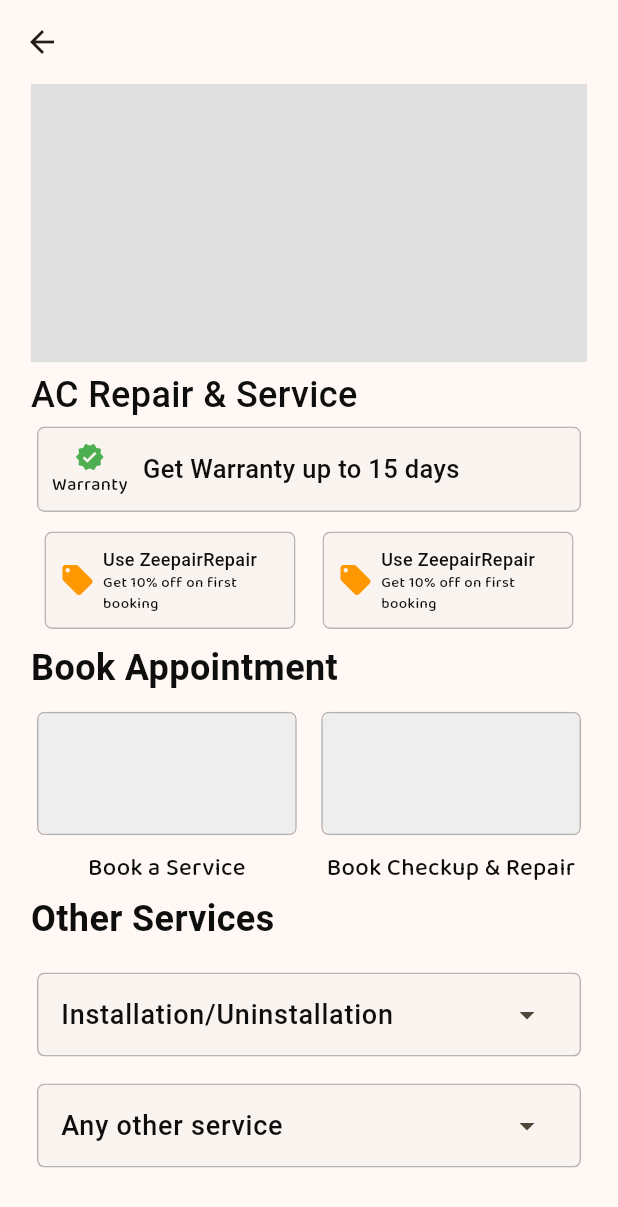
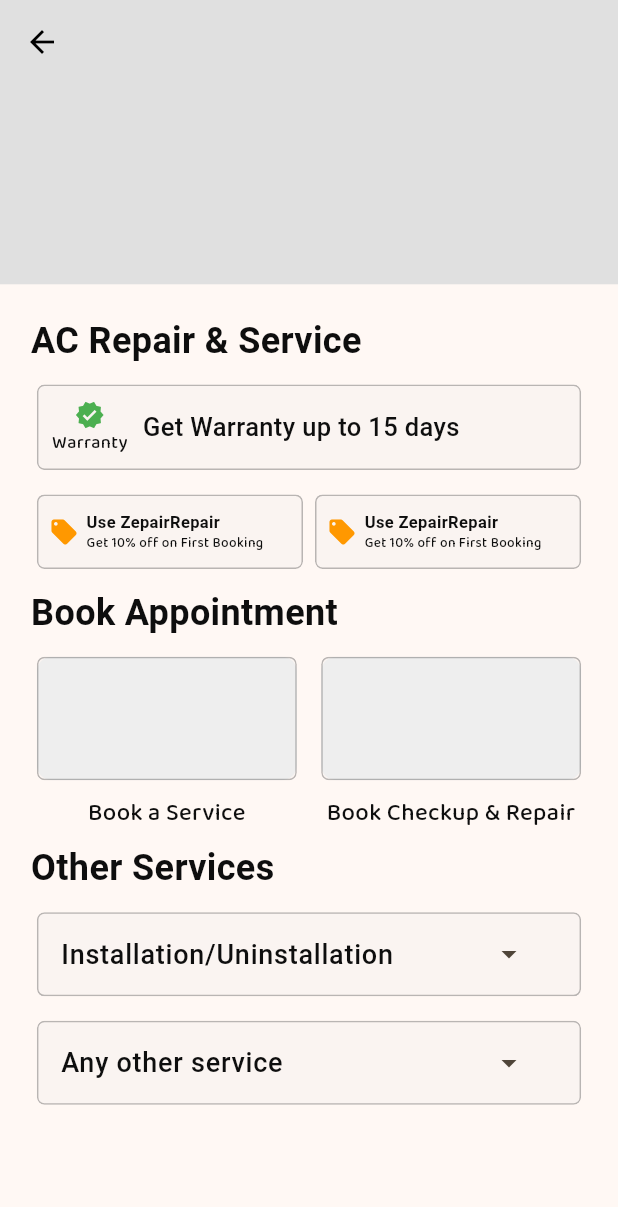
Before and after one commit to YesShubham01/zepair, a Flutter app: the ACServicePage screen opened directly, on a phone screen of 412 x 824 dp. Shown: the top 1207 px of the screen. Run offline on Flutter 3.47's test engine with Material 3 defaults, Android fonts, the phone set to English and light mode, and no system bars; our stand-ins replace cloud_firestore, convex_bottom_bar, firebase_core, gap, lottie, pinput; missing offline and left inert: disclosure; accounts and stored records are empty; Roboto replaces fonts that are missing (SF-Pro).

Commit message:
AC service page

```diff
--- a/lib/main.dart
+++ b/lib/main.dart
@@ -3,6 +3,7 @@ import 'package:flutter/material.dart';
 
 import 'package:firebase_core/firebase_core.dart';
 import 'package:zepair/firebase_options.dart';
+import 'package:zepair/modules/AC%20repair/ac_repair.dart';
 import 'package:zepair/modules/Booking%20Page/bookings_page.dart';
 import 'package:zepair/modules/Home%20Pages/home_page.dart';
 import 'package:zepair/modules/Profile%20Page/profile_page.dart';
@@ -39,7 +40,7 @@ class ZepairApp extends StatelessWidget {
       // call here the page you are working on.
 
 
-      home:  SplashPage(),
+      home:  ACServicePage(),
     );
   }
 }
--- a/lib/modules/AC repair/ac_repair.dart
+++ b/lib/modules/AC repair/ac_repair.dart
@@ -1,12 +1,13 @@
+
+
 import 'package:flutter/material.dart';
-import 'package:zepair/utils/custom%20widgets/custom_appbar.dart';
-import '../../utils/custom widgets/custom_outline_card_widget.dart';
-import '../../utils/custom widgets/custom_text.dart';
-import 'support widget/appointement.dart';
-import 'support widget/coupon.dart';
-import 'support widget/other section.dart';
-import 'support widget/top section.dart';
-import 'support widget/warranty.dart';
+import 'package:zepair/modules/AC%20repair/support%20widget/appointement.dart';
+import 'package:zepair/modules/AC%20repair/support%20widget/coupon.dart';
+import 'package:zepair/modules/AC%20repair/support%20widget/other%20section.dart';
+import 'package:zepair/modules/AC%20repair/support%20widget/top%20section.dart';
+import 'package:zepair/modules/AC%20repair/support%20widget/warranty.dart';
+import 'package:zepair/utils/custom%20widgets/custom_text.dart';
+
 
 class ACServicePage extends StatelessWidget {
   const ACServicePage({super.key});
@@ -17,31 +18,64 @@ class ACServicePage extends StatelessWidget {
     double w = MediaQuery.of(context).size.width;
 
     return Scaffold(
-      appBar: AppBar(
-        title: const Text(''),
-        leading: const Icon(Icons.arrow_back),
-      ),
-      body: SingleChildScrollView(
+      body: Stack(
+        children: [
+          Column(
+            children: [
+              // Top Image
+              TopImagePlaceholder(height: h * 0.230, width: w),
+              SizedBox(height: h * 0.006),
+
+              // Rest of the page
+              Expanded(
+                child: SingleChildScrollView(
                   child: Padding(
                     padding: EdgeInsets.symmetric(horizontal: w * 0.05),
                     child: Column(
                       crossAxisAlignment: CrossAxisAlignment.start,
                       children: [
-              TopImagePlaceholder(height: h * 0.225, width: w * 0.93),
-              SizedBox(height: h * 0.006),
-              CustomText(text: "AC Repair & Service",size: 24,fontFamily: FontType.sfPro,),
-
+                        SizedBox(height: h * 0.019),
+                        CustomText(
+                          text: "AC Repair & Service",
+                          size: 24,
+                          fontFamily: FontType.sfPro,
+                          weight: FontWeight.bold,
+                        ),
+                        SizedBox(height: h * 0.010),
                         const WarrantySection(),
-              SizedBox(height: h * 0.006),
+                        SizedBox(height: h * 0.010),
                         const CouponSection(),
-              SizedBox(height: h * 0.006),
+                        SizedBox(height: h * 0.010),
                         const AppointmentSection(),
-              SizedBox(height: h * 0.006),
+                        SizedBox(height: h * 0.010),
                         const OtherServicesSection(),
                       ],
                     ),
                   ),
                 ),
+              ),
+            ],
+          ),
+
+          // Transparent AppBar on Top
+          Positioned(
+            top: 0,
+            left: 0,
+            right: 0,
+            child: AppBar(
+              backgroundColor: Colors.transparent,
+              elevation: 0,
+              title: const Text(''),
+              leading: IconButton(
+                icon: const Icon(Icons.arrow_back, color: Colors.black),
+                onPressed: () {
+                  Navigator.pop(context);
+                },
+              ),
+            ),
+          ),
+        ],
+      ),
     );
   }
 }
--- a/lib/modules/AC repair/support widget/coupon.dart
+++ b/lib/modules/AC repair/support widget/coupon.dart
@@ -1,5 +1,4 @@
 import 'package:flutter/material.dart';
-
 import '../../../utils/custom widgets/custom_outline_card_widget.dart';
 import '../../../utils/custom widgets/custom_text.dart';
 
@@ -8,23 +7,27 @@ class CouponSection extends StatelessWidget {
 
   @override
   Widget build(BuildContext context) {
+    double h = MediaQuery.of(context).size.height;
+    double w = MediaQuery.of(context).size.width;
     return Row(
-      children: List.generate(2, (index) => Expanded(
-        child: Padding(
-          padding: const EdgeInsets.symmetric(horizontal: 5.0),
+      mainAxisAlignment: MainAxisAlignment.spaceEvenly,
+      children: List.generate(2, (index) => SizedBox(
+        width: w*0.45, // Adjusted width to match the image size
+        height: h*0.07, // Adjusted height for compact design
         child: CustomCardWidget(
           child: Padding(
-              padding: const EdgeInsets.all(10.0),
+            padding: const EdgeInsets.symmetric(horizontal: 8, vertical: 5),
             child: Row(
               children: [
-                  const Icon(Icons.local_offer, color: Colors.orange, size: 24),
+                const Icon(Icons.local_offer, color: Colors.orange, size: 20), // Smaller icon
                 const SizedBox(width: 5),
                 Expanded(
                   child: Column(
                     crossAxisAlignment: CrossAxisAlignment.start,
+                    mainAxisAlignment: MainAxisAlignment.center, // Center text vertically
                     children: const [
-                        CustomText(text: "Use ZeepairRepair", size: 12, fontFamily: FontType.sfPro),
-                        CustomText(text: "Get 10% off on first booking", size: 10, fontFamily: FontType.balooBhai2),
+                      CustomText(text: "Use ZepairRepair", size: 11, fontFamily: FontType.sfPro, weight: FontWeight.bold),
+                      CustomText(text: "Get 10% off on First Booking", size: 9, fontFamily: FontType.balooBhai2),
                     ],
                   ),
                 ),
@@ -32,7 +35,6 @@ class CouponSection extends StatelessWidget {
             ),
           ),
         ),
-        ),
       )),
     );
   }
--- a/lib/modules/AC repair/support widget/other section.dart
+++ b/lib/modules/AC repair/support widget/other section.dart
@@ -4,11 +4,27 @@ import '../../../utils/custom widgets/custom_outline_card_widget.dart';
 import '../../../utils/custom widgets/custom_text.dart';
 
 
-class OtherServicesSection extends StatelessWidget {
+import 'package:flutter/material.dart';
+import '../../../utils/custom widgets/custom_outline_card_widget.dart';
+import '../../../utils/custom widgets/custom_text.dart';
+
+class OtherServicesSection extends StatefulWidget {
+
+
   const OtherServicesSection({super.key});
 
   @override
+  _OtherServicesSectionState createState() => _OtherServicesSectionState();
+}
+
+class _OtherServicesSectionState extends State<OtherServicesSection> {
+  bool _isExpanded1 = false; // State for Installation/Uninstallation
+  bool _isExpanded2 = false; // State for Any other service
+
+  @override
   Widget build(BuildContext context) {
+     double h = MediaQuery.of(context).size.height;
+    double w = MediaQuery.of(context).size.width;
     return Column(
       crossAxisAlignment: CrossAxisAlignment.start,
       children: [
@@ -18,18 +34,62 @@ class OtherServicesSection extends StatelessWidget {
           size: 24,
           weight: FontWeight.bold,
         ),
-        const SizedBox(height: 15),
+         SizedBox(height: h*0.01),
+
+        // Installation/Uninstallation Section
         CustomCardWidget(
-          child: ListTile(
-            title: const CustomText(text: "Installation/Uninstallation", fontFamily: FontType.sfPro, size: 18),
-            trailing: const Icon(Icons.arrow_drop_down),
+          child: Column(
+            children: [
+              ListTile(
+                title: const CustomText(
+                  text: "Installation/Uninstallation",
+                  fontFamily: FontType.sfPro,
+                  size: 18,
+                ),
+                trailing: IconButton(
+                  icon: Icon(_isExpanded1 ? Icons.arrow_drop_up : Icons.arrow_drop_down),
+                  onPressed: () {
+                    setState(() {
+                      _isExpanded1 = !_isExpanded1;
+                    });
+                  },
+                ),
+              ),
+              if (_isExpanded1)
+                Container(
+                  height: 90, // Empty block size
+                  color:Colors.grey, // Light background color
+                ),
+            ],
           ),
         ),
-        const SizedBox(height: 10),
+        SizedBox(height:h*0.01),
+
+        // Any Other Service Section
         CustomCardWidget(
-          child: ListTile(
-            title: const CustomText(text: "Any other service", fontFamily: FontType.sfPro, size: 18),
-            trailing: const Icon(Icons.arrow_drop_down),
+          child: Column(
+            children: [
+              ListTile(
+                title: const CustomText(
+                  text: "Any other service",
+                  fontFamily: FontType.sfPro,
+                  size: 18,
+                ),
+                trailing: IconButton(
+                  icon: Icon(_isExpanded2 ? Icons.arrow_drop_up : Icons.arrow_drop_down),
+                  onPressed: () {
+                    setState(() {
+                      _isExpanded2 = !_isExpanded2;
+                    });
+                  },
+                ),
+              ),
+              if (_isExpanded2)
+                Container(
+                  height: 90, // Empty block size
+                  color: Colors.grey, // Light background color
+                ),
+            ],
           ),
         ),
       ],
```
Lines whose indentation alone changed are shown as unchanged.
